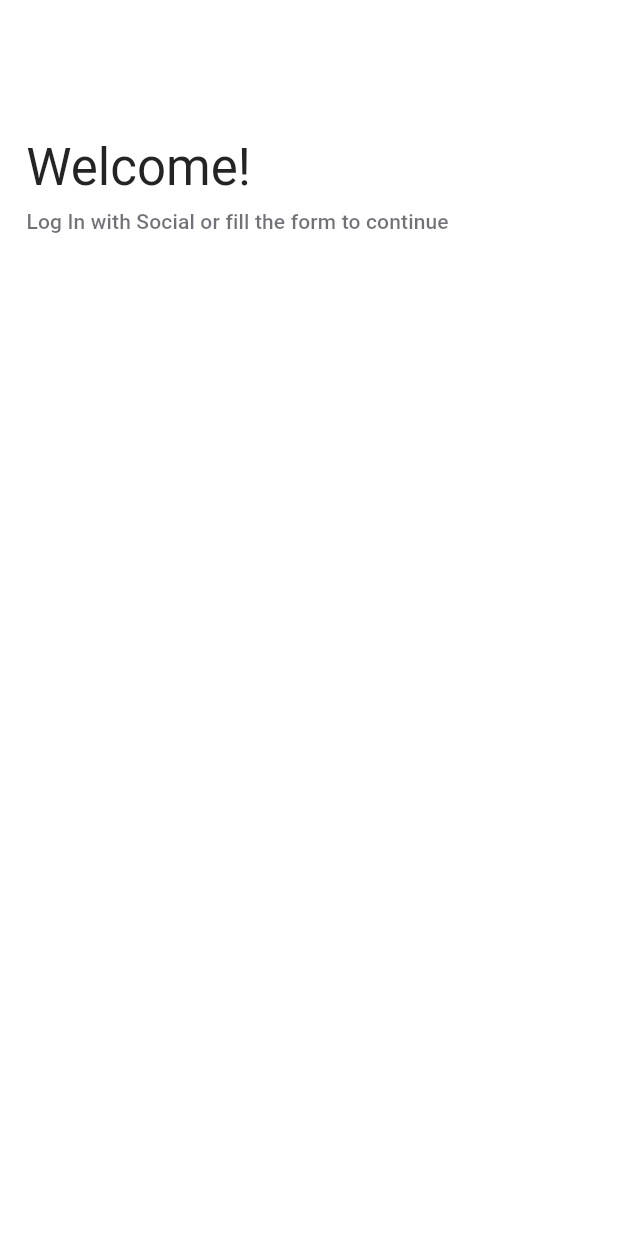
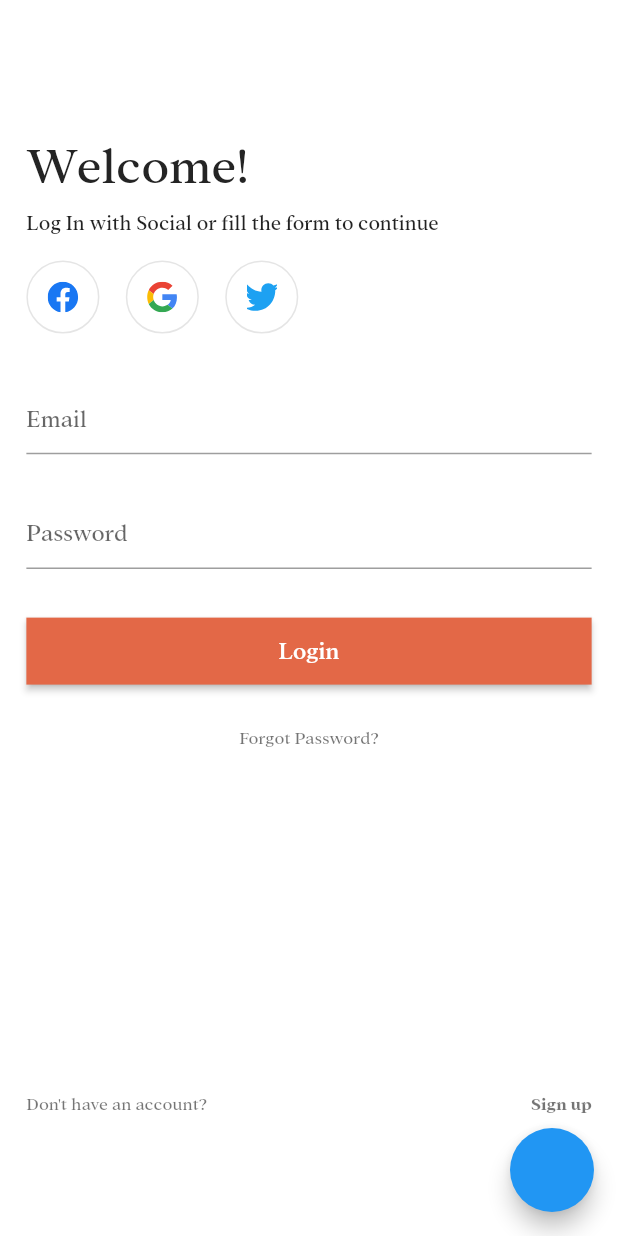
Before and after one commit to tuantm2703/demo_multi_theme, a Flutter app: the screen it shows after launch, on a phone screen of 412 x 824 dp. Run offline on Flutter 3.47's test engine with Material 2 defaults, Android fonts, the phone set to English and light mode, and no system bars; our stand-ins replace flutter_screenutil, flutter_svg.

Commit message:
init texttheme

```diff
--- /dev/null
+++ b/lib/component/app_base_button.dart
@@ -0,0 +1,46 @@
+import 'package:demo_multitheme/config/app_color.dart';
+import 'package:demo_multitheme/config/app_dimens.dart';
+import 'package:demo_multitheme/utils/app_util.dart';
+import 'package:flutter/material.dart';
+
+class AppBaseButton extends StatelessWidget {
+  final Function()? onPressed;
+  final String buttonTitle;
+
+  const AppBaseButton({Key? key, required this.onPressed, required this.buttonTitle}) : super(key: key);
+
+  @override
+  Widget build(BuildContext context) {
+    return SizedBox(
+      width: AppDimens.sw,
+      height: AppDimens.space44,
+      child: ElevatedButton(
+        style: ButtonStyle(
+          backgroundColor: MaterialStateProperty.all<Color>(AppColor.orangeE36847),
+          shape: MaterialStateProperty.all<RoundedRectangleBorder>(
+              const RoundedRectangleBorder(
+                  borderRadius: BorderRadius.zero,
+              )
+          )
+        ),
+        onPressed: () {
+          hideKeyboard();
+          if (!isNullEmpty(onPressed)) {
+            onPressed!();
+          }
+        },
+        child: Center(
+          child: FittedBox(
+            fit: BoxFit.cover,
+            child: Text(
+              buttonTitle,
+              style: TextStyle(
+                  fontSize: AppDimens.space16,
+                  color: AppColor.white),
+            ),
+          ),
+        ),
+      ),
+    );
+  }
+}
--- a/lib/component/app_image_widget.dart
+++ b/lib/component/app_image_widget.dart
@@ -1,4 +1,5 @@
 import 'package:flutter/material.dart';
+import 'package:flutter_svg/svg.dart';
 
 class AppImageWidget extends StatelessWidget {
   final String path;
@@ -17,9 +18,17 @@ class AppImageWidget extends StatelessWidget {
           fit: BoxFit.cover,
         ),
       );
+    } else if (path.contains('.svg')) {
+      return SizedBox(
+        height: height,
+        width: width,
+        child: SvgPicture.asset(
+          path,
+          fit: BoxFit.cover,
+        ),
+      );
     } else {
       return const SizedBox.shrink();
     }
-    return Container();
   }
 }
--- a/lib/config/app_asset_path.dart
+++ b/lib/config/app_asset_path.dart
@@ -1,6 +1,13 @@
 class AppAssetsPath{
-  static const String imagePath = 'assets/images/';
+  static const String imagesPath = 'assets/images/';
+  static const String iconsPath = 'assets/icons/';
 
-  static const String splash = imagePath+'img_splash.png';
+  //Image
+  static const String splash = imagesPath+'img_splash.png';
+
+  //Icons
+  static const String icFb = iconsPath+'ic_facebook.svg';
+  static const String icGoogle = iconsPath+'ic_google.svg';
+  static const String icTwitter = iconsPath+'ic_twitter.svg';
 
 }
--- a/lib/config/app_color.dart
+++ b/lib/config/app_color.dart
@@ -6,6 +6,9 @@ class AppColor{
   static const Color black1B1B1B = Color(0xFF1B1B1B);
   static const Color dark100 = Color(0xFF242424);
   static const Color darkModePrimary = Color(0xFFF7F7F7);
+  static const Color dark200 = Color(0xFF2E3033);
+  static const Color orangeE36847 = Color(0xFFE36847);
+
   //Primary
   //Grayscale
   static Color gray63 = const Color(0xFF12121d).withOpacity(0.6);
--- a/lib/config/app_config.dart
+++ b/lib/config/app_config.dart
@@ -1,3 +1,3 @@
-class AppConfig{
+class AppConfig {
   static Duration splashTime() => const Duration(seconds: 2);
 }
--- a/lib/config/app_dimens.dart
+++ b/lib/config/app_dimens.dart
@@ -7,13 +7,29 @@ class AppDimens{
   static final double sh = 1.sh;
 
   //Space
+  static final double space1 = 1.sp;
+  static final double space16 = 16.sp;
+  static final double space20 = 20.sp;
   static final double space32 = 32.sp;
+  static final double space44 = 44.sp;
+  static final double space48 = 48.sp;
 
   //Width
   static final double width16 = 16.w;
 
+  //Height
+  static final double height44 = 44.h;
+  static final double height80 = 80.h;
+
+  //Radius
+  static final double radius45 = 45.r;
+
   //Size
   static SizedBox sizedBoxH8() => SizedBox(height: 8.h,);
   static SizedBox sizedBoxH16() => SizedBox(height: 16.h,);
+  static SizedBox sizedBoxH28() => SizedBox(height: 28.h,);
+  static SizedBox sizedBoxH32() => SizedBox(height: 32.h,);
   static SizedBox sizedBoxH90() => SizedBox(height: 90.h,);
+
+  static SizedBox sizedBoxW16() => SizedBox(width: 16.w,);
 }
--- a/lib/config/app_theme.dart
+++ b/lib/config/app_theme.dart
@@ -4,19 +4,20 @@ import 'package:flutter/material.dart';
 class AppTheme with ChangeNotifier{
   static ThemeData lightTheme = ThemeData(
     brightness: Brightness.light,
+    fontFamily: 'AddingtonCF',
     scaffoldBackgroundColor: AppColor.white,
-    textTheme: TextTheme(
-      headline4: const TextStyle(color: AppColor.dark100),
-      subtitle2: TextStyle(color: AppColor.gray63),
+    textTheme: const TextTheme(
+      headline4: TextStyle(color: AppColor.dark100),
     ),
+
   );
 
   static ThemeData darkTheme = ThemeData(
     brightness: Brightness.dark,
+    fontFamily: 'AddingtonCF',
     scaffoldBackgroundColor: AppColor.black1B1B1B,
-    textTheme: TextTheme(
-      headline4: const TextStyle(color: AppColor.darkModePrimary),
-      subtitle2: TextStyle(color: AppColor.gray63),
+    textTheme: const TextTheme(
+      headline4: TextStyle(color: AppColor.darkModePrimary),
     ),
   );
 
--- a/lib/screen/authentication/login_screen.dart
+++ b/lib/screen/authentication/login_screen.dart
@@ -1,33 +1,112 @@
+import 'package:demo_multitheme/component/app_base_button.dart';
+import 'package:demo_multitheme/component/app_image_widget.dart';
 import 'package:demo_multitheme/component/app_scaffold.dart';
+import 'package:demo_multitheme/config/app_asset_path.dart';
+import 'package:demo_multitheme/config/app_color.dart';
 import 'package:demo_multitheme/config/app_dimens.dart';
+import 'package:demo_multitheme/config/app_theme.dart';
+import 'package:demo_multitheme/main.dart';
 import 'package:flutter/material.dart';
 
 class LoginScreen extends StatelessWidget {
   const LoginScreen({Key? key}) : super(key: key);
 
+  Widget buildSocialLoginWidget({required String iconPath, required BuildContext context}) {
+    return Container(
+      height: AppDimens.space48,
+      width: AppDimens.space48,
+      decoration: BoxDecoration(
+        borderRadius: BorderRadius.circular(AppDimens.radius45),
+        color: AppTheme().currentTheme == ThemeMode.light ? AppColor.white : AppColor.dark200,
+        border: Border.all(
+          color: AppTheme().currentTheme == ThemeMode.light ? AppColor.black.withOpacity(0.1) : AppColor.black1B1B1B,
+          width: AppDimens.space1,
+        ),
+      ),
+      child: Center(
+        child: AppImageWidget(
+          path: iconPath,
+          height: AppDimens.space20,
+          width: AppDimens.space20,
+        ),
+      ),
+    );
+  }
+
   @override
   Widget build(BuildContext context) {
+    final TextEditingController emailController = TextEditingController();
+    final TextEditingController passController = TextEditingController();
     return AppScaffold(
       body: Padding(
         padding: EdgeInsets.symmetric(horizontal: AppDimens.width16),
+        child: Column(
+          children: [
+            Expanded(
               child: Column(
                 crossAxisAlignment: CrossAxisAlignment.start,
                 children: [
                   AppDimens.sizedBoxH90(),
                   Text('Welcome!', style: Theme.of(context).textTheme.headline4),
                   AppDimens.sizedBoxH8(),
-            Text('Log In with Social or fill the form to continue', style: Theme.of(context).textTheme.subtitle2),
+                  Text('Log In with Social or fill the form to continue', style: Theme.of(context).textTheme.bodyText2),
                   AppDimens.sizedBoxH16(),
-            buildSocialLoginWidget(),
+                  Row(
+                    children: [
+                      buildSocialLoginWidget(iconPath: AppAssetsPath.icFb, context: context),
+                      AppDimens.sizedBoxW16(),
+                      buildSocialLoginWidget(iconPath: AppAssetsPath.icGoogle, context: context),
+                      AppDimens.sizedBoxW16(),
+                      buildSocialLoginWidget(iconPath: AppAssetsPath.icTwitter, context: context),
+                    ],
+                  ),
+                  AppDimens.sizedBoxH32(),
+                  TextFormField(
+                    controller: emailController,
+                    decoration: InputDecoration(
+                      hintText: 'Email',
+                    ),
+                  ),
+                  AppDimens.sizedBoxH28(),
+                  TextFormField(
+                    controller: passController,
+                    decoration: InputDecoration(
+                      hintText: 'Password',
+                    ),
+                  ),
+                  AppDimens.sizedBoxH32(),
+                  AppBaseButton(onPressed: () {}, buttonTitle: 'Login'),
+                  AppDimens.sizedBoxH28(),
+                  Center(
+                    child: Text(
+                      'Forgot Password?',
+                      style: Theme.of(context).textTheme.caption,
+                    ),
+                  ),
                 ],
               ),
             ),
-    );
-  }
-
-  Widget buildSocialLoginWidget() {
-    return Row(
-      children: [],
+            Padding(
+              padding: EdgeInsets.only(bottom: AppDimens.height80 + MediaQuery.of(context).padding.bottom),
+              child: Row(
+                mainAxisAlignment: MainAxisAlignment.spaceBetween,
+                children: [
+                  Text(
+                    'Don\'t have an account?',
+                    style: Theme.of(context).textTheme.caption,
+                  ),
+                  Text('Sign up', style: Theme.of(context).textTheme.caption?.copyWith(fontWeight: FontWeight.w600)),
+                ],
+              ),
+            ),
+          ],
+        ),
+      ),
+      floatingActionButton: FloatingActionButton(
+        onPressed: () {
+          appTheme.toggleTheme();
+        },
+      ),
     );
   }
 }
--- a/lib/screen/splash/splash_screen.dart
+++ b/lib/screen/splash/splash_screen.dart
@@ -46,11 +46,6 @@ class _SplashScreenState extends State<SplashScreen> {
           ),
         ],
       ),
-      // floatingActionButton: FloatingActionButton(
-      //   onPressed: () {
-      //     appTheme.toggleTheme();
-      //   },
-      // ),
     );
   }
 }
--- /dev/null
+++ b/lib/utils/app_util.dart
@@ -0,0 +1,7 @@
+import 'package:flutter/material.dart';
+
+hideKeyboard() {
+  FocusManager.instance.primaryFocus?.unfocus();
+}
+
+bool isNullEmpty(Object? o) => o == null || "" == o || o == "null";
```
Also changed, not shown: pubspec.yaml (+10 -1 lines), assets/fonts/AddingtonCF-Bold.ttf (added), assets/fonts/AddingtonCF-Medium.ttf (added), assets/fonts/AddingtonCF-Regular.ttf (added), assets/fonts/AddingtonCF-Thin.ttf (added), assets/icons/ic_facebook.svg (added), assets/icons/ic_google.svg (added), assets/icons/ic_twitter.svg (added). Lines whose indentation alone changed are shown as unchanged.
